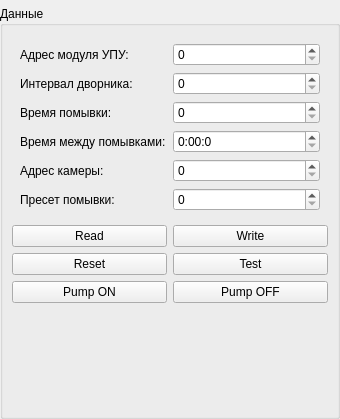
This is Qt/my_programm/Organizations/Organization_03/RS485/RS485/src/rs485_mainbox/ui/rs485_mainbox.ui in RinatB2017/mega_GIT as Qt 5 draws it before an edit. The edited form follows.
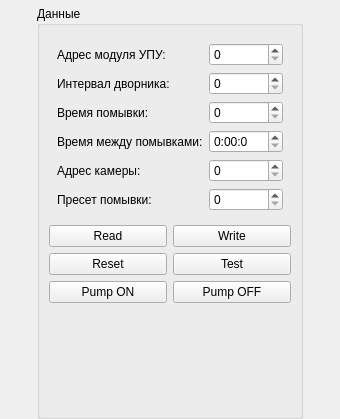
This is the edited form. Custom widgets are drawn as their Qt base class.

What changed in the file:
```diff
--- a/Qt/my_programm/Organizations/Organization_03/RS485/RS485/src/rs485_mainbox/ui/rs485_mainbox.ui
+++ b/Qt/my_programm/Organizations/Organization_03/RS485/RS485/src/rs485_mainbox/ui/rs485_mainbox.ui
@@ -40,6 +40,12 @@
      </item>
      <item>
       <widget class="QGroupBox" name="groupBox_2">
+       <property name="sizePolicy">
+        <sizepolicy hsizetype="Fixed" vsizetype="Preferred">
+         <horstretch>0</horstretch>
+         <verstretch>0</verstretch>
+        </sizepolicy>
+       </property>
        <property name="title">
         <string>Данные</string>
        </property>
```
